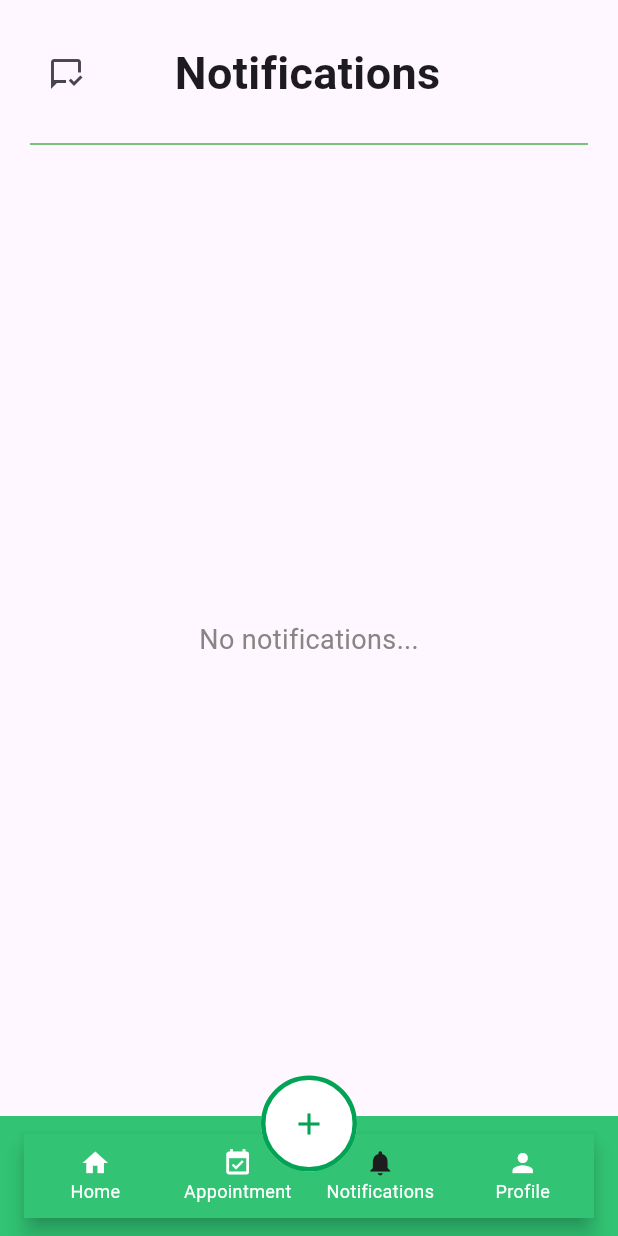
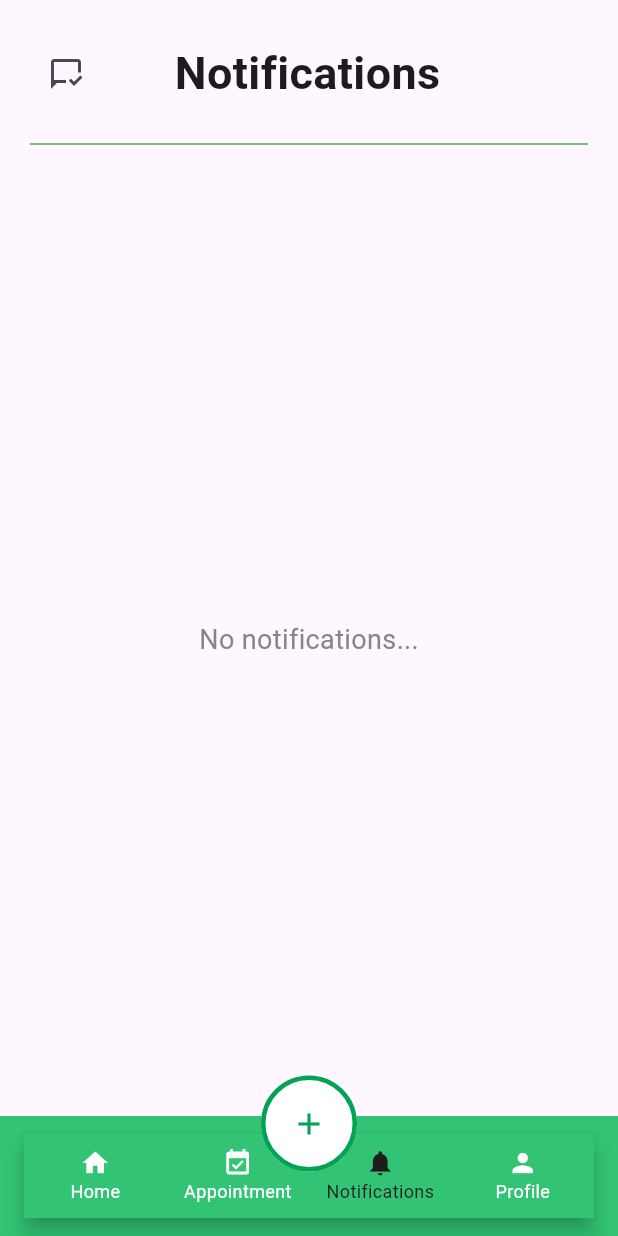
Before and after one commit to Arn0ten/church-tap-main, a Flutter app: the HomePage screen opened directly, item 3 of the bottom bar chosen, on a phone screen of 412 x 824 dp. Run offline on Flutter 3.47's test engine with Material 3 defaults, Android fonts, the phone set to English and light mode, and no system bars; our stand-ins replace animated_bottom_navigation_bar, cloud_firestore, firebase_auth, firebase_core, firebase_messaging, flutter_local_notifications and 10 more; missing offline and left inert: flutter_map_location_marker, flutter_map_marker_popup, fuzzy; accounts and stored records are empty.

```diff
--- a/lib/FRONT_END/MemberScreens/widget_member/navigation_bar.dart
+++ b/lib/FRONT_END/MemberScreens/widget_member/navigation_bar.dart
@@ -64,7 +64,7 @@ class _HomePageState extends State<HomePage> {
         child: BottomNavigationBar(
           elevation: 6,
           backgroundColor: appGreen2,
-          selectedItemColor: appWhite,
+          selectedItemColor: appBlack,
           unselectedItemColor: appWhite,
           type: BottomNavigationBarType.fixed,
           iconSize: 20.0,
```
